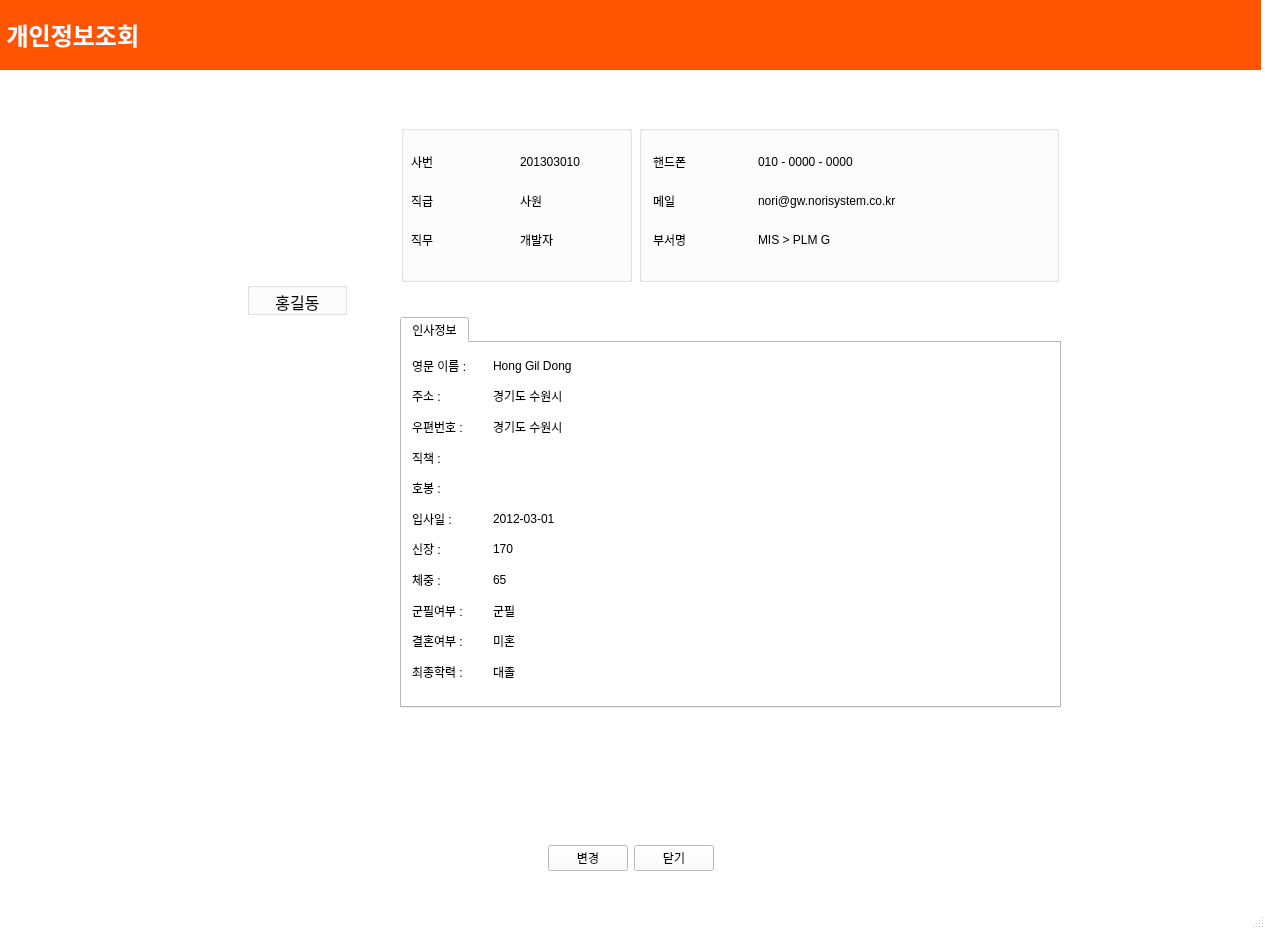
Before: the Qt Designer form emp_info.ui in hyeona-jeong/HRIS, drawn with Qt 5.
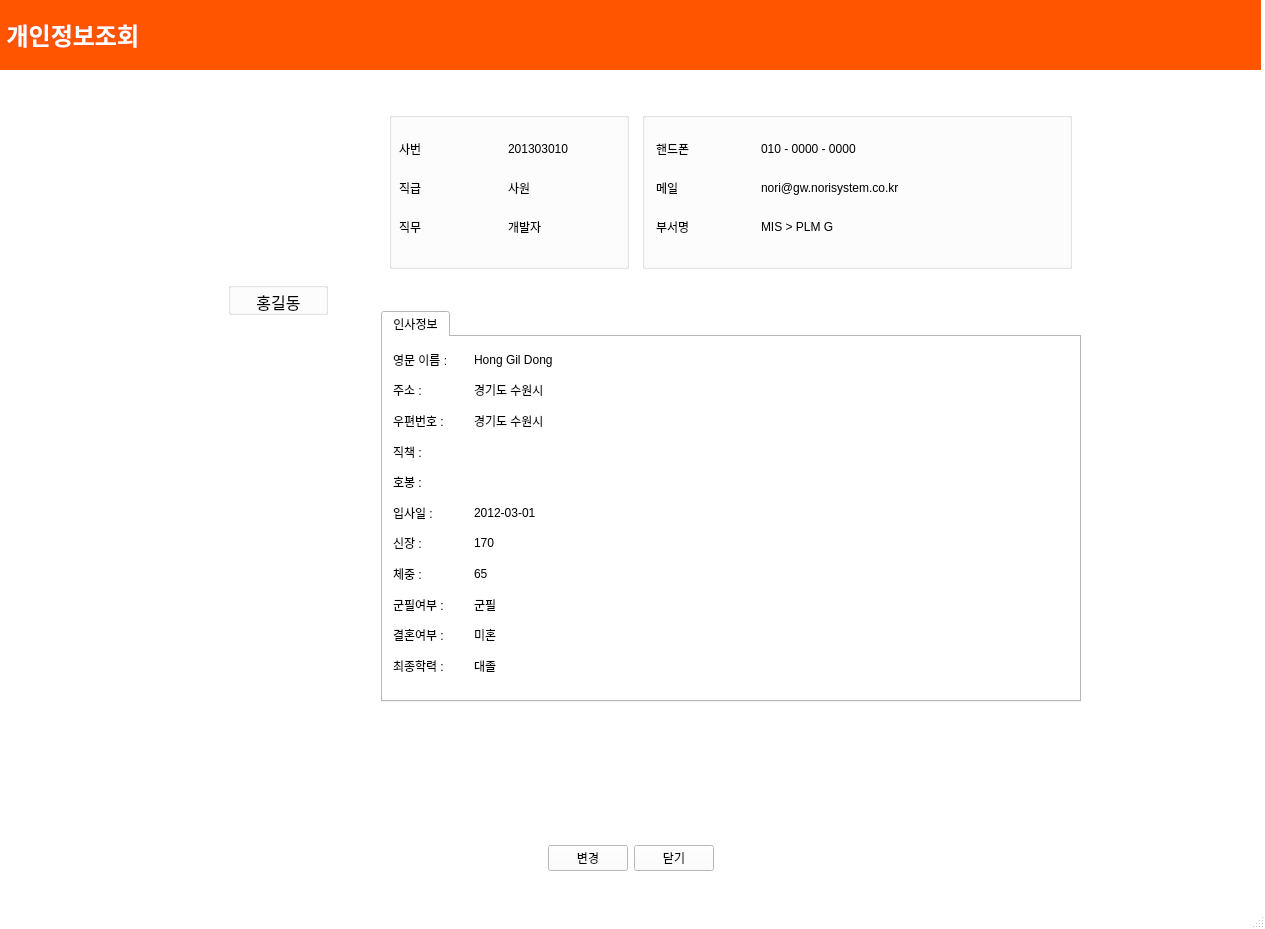
After: the same form once the commit is applied. Icons and pictures are not drawn.

Patch:
```diff
--- a/emp_info.ui
+++ b/emp_info.ui
@@ -522,7 +522,7 @@
         </spacer>
        </item>
        <item>
-        <layout class="QHBoxLayout" name="horizontalLayout_5" stretch="0,0">
+        <layout class="QHBoxLayout" name="horizontalLayout_5" stretch="0">
          <item>
           <layout class="QVBoxLayout" name="verticalLayout_9" stretch="0,7,0,2">
            <property name="spacing">
@@ -667,38 +667,29 @@
            </item>
           </layout>
          </item>
+        </layout>
+       </item>
          <item>
           <layout class="QVBoxLayout" name="verticalLayout_10" stretch="0,1,2,0">
            <item>
-            <layout class="QHBoxLayout" name="horizontalLayout_14">
-             <item>
-              <spacer name="horizontalSpacer_4">
-               <property name="orientation">
-                <enum>Qt::Horizontal</enum>
-               </property>
-               <property name="sizeHint" stdset="0">
-                <size>
-                 <width>40</width>
-                 <height>20</height>
-                </size>
-               </property>
-              </spacer>
-             </item>
-            </layout>
+          <layout class="QHBoxLayout" name="horizontalLayout_14"/>
            </item>
            <item>
             <layout class="QHBoxLayout" name="horizontalLayout_15" stretch="11,20">
+           <property name="spacing">
+            <number>5</number>
+           </property>
              <item>
               <widget class="QGroupBox" name="groupBox_18">
                <property name="minimumSize">
                 <size>
-                 <width>231</width>
+               <width>240</width>
                  <height>157</height>
                 </size>
                </property>
                <property name="maximumSize">
                 <size>
-                 <width>231</width>
+               <width>240</width>
                  <height>157</height>
                 </size>
                </property>
@@ -765,13 +756,13 @@
               <widget class="QGroupBox" name="groupBox_19">
                <property name="minimumSize">
                 <size>
-                 <width>420</width>
+               <width>430</width>
                  <height>157</height>
                 </size>
                </property>
                <property name="maximumSize">
                 <size>
-                 <width>420</width>
+               <width>430</width>
                  <height>157</height>
                 </size>
                </property>
@@ -836,17 +827,17 @@
              </item>
             </layout>
            </item>
-           <item>
+         <item alignment="Qt::AlignHCenter">
             <widget class="QWidget" name="widget_2" native="true">
              <property name="minimumSize">
               <size>
-               <width>661</width>
+             <width>700</width>
                <height>391</height>
               </size>
              </property>
              <property name="maximumSize">
               <size>
-               <width>661</width>
+             <width>700</width>
                <height>391</height>
               </size>
              </property>
@@ -855,7 +846,7 @@
                <rect>
                 <x>0</x>
                 <y>0</y>
-                <width>661</width>
+              <width>700</width>
                 <height>391</height>
                </rect>
               </property>
@@ -867,13 +858,13 @@
               </property>
               <property name="minimumSize">
                <size>
-                <width>661</width>
+              <width>695</width>
                 <height>391</height>
                </size>
               </property>
               <property name="maximumSize">
                <size>
-                <width>661</width>
+              <width>700</width>
                 <height>391</height>
                </size>
               </property>
@@ -895,7 +886,7 @@
                  <rect>
                   <x>10</x>
                   <y>10</y>
-                  <width>641</width>
+                <width>671</width>
                   <height>331</height>
                  </rect>
                 </property>
@@ -1381,8 +1372,6 @@
               </size>
              </property>
             </spacer>
-           </item>
-          </layout>
          </item>
         </layout>
        </item>
```
Lines whose indentation alone changed are shown as unchanged.
